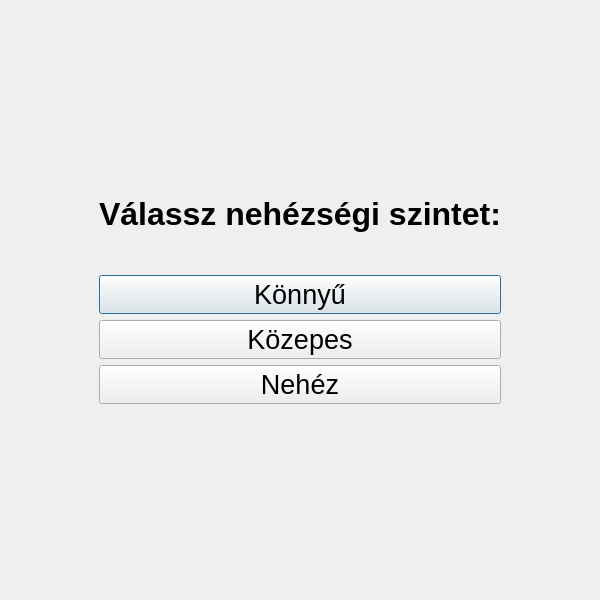
Before: the Qt Designer form difficulty.ui in kevinbencs/Sudoku, drawn with Qt 5.
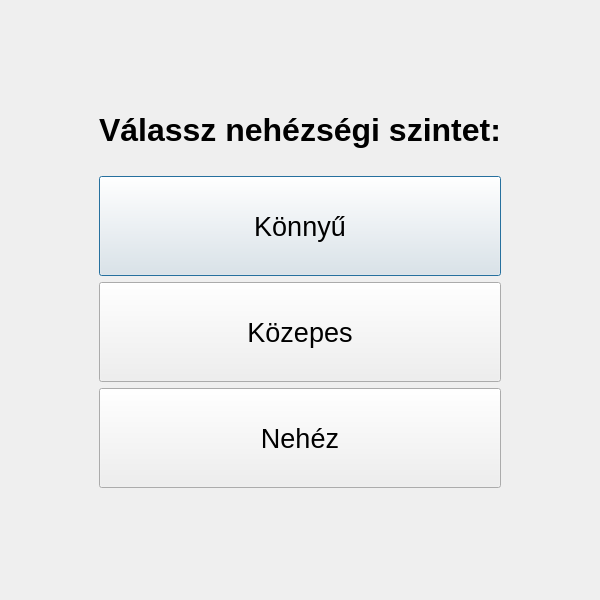
After: the same form once the commit is applied.

Diff of the .ui file:
```diff
--- a/difficulty.ui
+++ b/difficulty.ui
@@ -118,6 +118,12 @@
        </item>
        <item>
         <widget class="QPushButton" name="pushButton">
+         <property name="minimumSize">
+          <size>
+           <width>0</width>
+           <height>100</height>
+          </size>
+         </property>
          <property name="font">
           <font>
            <pointsize>20</pointsize>
@@ -130,6 +136,12 @@
        </item>
        <item>
         <widget class="QPushButton" name="pushButton_2">
+         <property name="minimumSize">
+          <size>
+           <width>0</width>
+           <height>100</height>
+          </size>
+         </property>
          <property name="font">
           <font>
            <pointsize>20</pointsize>
@@ -142,6 +154,12 @@
        </item>
        <item>
         <widget class="QPushButton" name="pushButton_3">
+         <property name="minimumSize">
+          <size>
+           <width>0</width>
+           <height>100</height>
+          </size>
+         </property>
          <property name="font">
           <font>
            <pointsize>20</pointsize>
```
